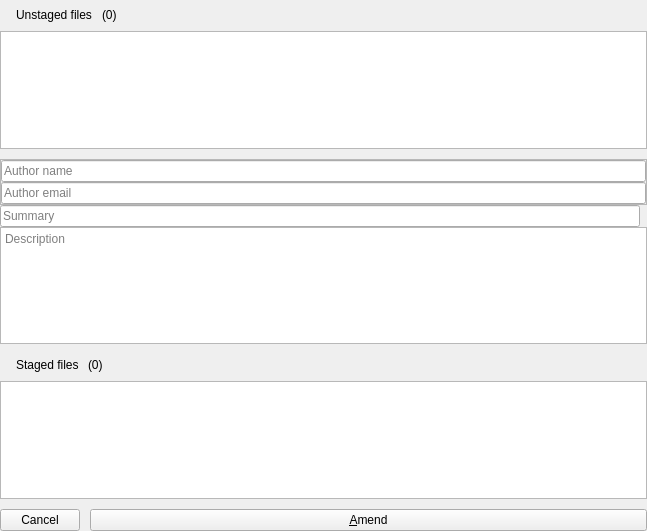
First picture: the form in src/commits/CommitChangesWidget.ui, repository francescmm/GitQlient, before the edit.
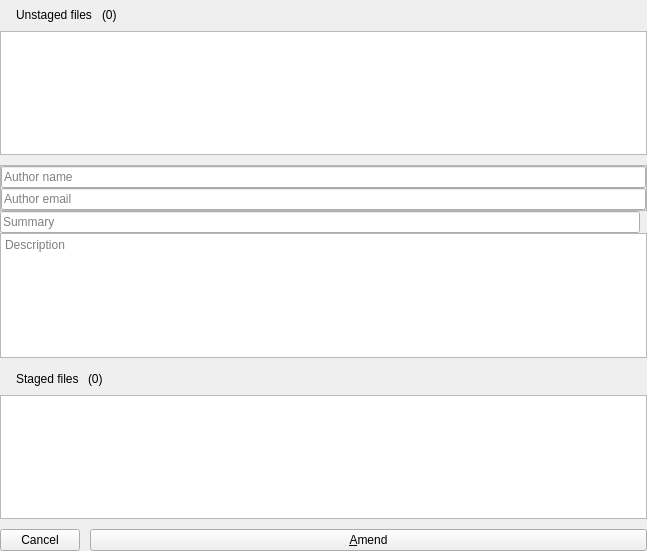
Second picture: the form after the edit. Icons and pictures are not drawn. Custom widgets are drawn as their Qt base class.

The edit to the form file:
```diff
--- a/src/commits/CommitChangesWidget.ui
+++ b/src/commits/CommitChangesWidget.ui
@@ -7,7 +7,7 @@
     <x>0</x>
     <y>0</y>
     <width>647</width>
-    <height>531</height>
+    <height>551</height>
    </rect>
   </property>
   <property name="windowTitle">
```
Left out of the diff: 307 changed lines with no effect on the pictures.
